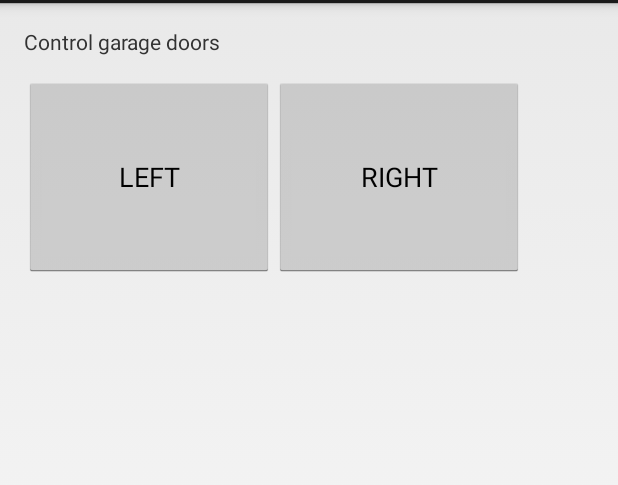
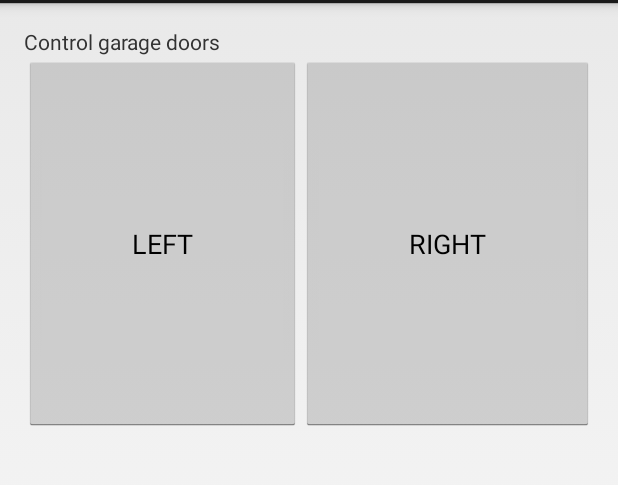
Before and after one commit to royveshovda/garagecontroller, an Android app: the screen it shows after launch (GarageActivity), on a phone screen of 412 x 824 dp, the part 69-554 px from its top. Run offline under Robolectric (Android 15) with nearby library versions, the phone set to English and light mode, and no system bars; libraries missing offline, so code that uses them is left out: com.rabbitmq.client.

Commit message:
Refactoring for layout

```diff
--- a/source/Android/GarageController/app/src/main/res/layout/activity_garage.xml
+++ b/source/Android/GarageController/app/src/main/res/layout/activity_garage.xml
@@ -1,12 +1,18 @@
 <RelativeLayout xmlns:android="http://schemas.android.com/apk/res/android"
     xmlns:tools="http://schemas.android.com/tools"
-    android:layout_width="match_parent"
-    android:layout_height="match_parent"
+    android:layout_width="fill_parent"
+    android:layout_height="fill_parent"
     android:paddingLeft="@dimen/activity_horizontal_margin"
     android:paddingRight="@dimen/activity_horizontal_margin"
     android:paddingTop="@dimen/activity_vertical_margin"
     android:paddingBottom="@dimen/activity_vertical_margin"
     tools:context=".GarageActivity">
+
+
+    <LinearLayout
+        android:orientation="vertical"
+        android:layout_width="fill_parent"
+        android:layout_height="fill_parent">
 
         <TextView
             android:id="@+id/text"
@@ -15,36 +21,34 @@
             android:text="Control garage doors"
             android:textAlignment="center"/>
 
+        <LinearLayout
+            android:orientation="horizontal"
+            android:layout_width="fill_parent"
+            android:layout_height="fill_parent">
 
-    <GridLayout
-        android:layout_marginTop="50px"
-        android:layout_width="match_parent"
-        android:layout_height="match_parent">
             <Button
                 android:id="@+id/button_left"
-            android:layout_width="250px"
-            android:layout_height="200px"
+                android:layout_width="wrap_content"
+                android:layout_height="250dp"
                 android:text="LEFT"
                 android:layout_alignParentTop="true"
                 android:layout_alignParentStart="true"
                 android:enabled="true"
-            android:textAlignment="textStart" />
+                android:textAlignment="textStart"
+                android:layout_weight="1" />
 
             <Button
                 android:id="@+id/button_right"
-            android:layout_width="250px"
-            android:layout_height="200px"
+                android:layout_width="wrap_content"
+                android:layout_height="250dp"
                 android:text="RIGHT"
                 android:layout_alignParentStart="true"
                 android:enabled="true"
-            android:textAlignment="textEnd"/>
+                android:textAlignment="textEnd"
+                android:layout_weight="1" />
+        </LinearLayout>
 
-        </GridLayout>
-
-
-
-
-
+    </LinearLayout>
 
 
 </RelativeLayout>
```
Lines whose indentation alone changed are shown as unchanged.
